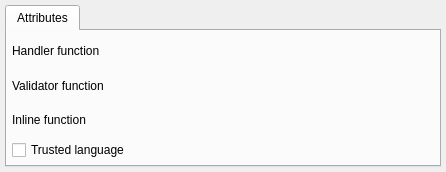
maniac787/pgmodeler, file libs/libgui/ui/dbobjects/languagewidget.ui: the form before one commit.
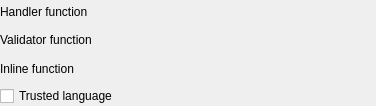
The form after the commit. Icons and pictures are not drawn.

Commit message: Refactor ViewWidget to use tabbed layout with modern UI patterns

The edit to the form file:
```diff
--- a/libs/libgui/ui/dbobjects/languagewidget.ui
+++ b/libs/libgui/ui/dbobjects/languagewidget.ui
@@ -6,10 +6,16 @@
    <rect>
     <x>0</x>
     <y>0</y>
-    <width>446</width>
-    <height>172</height>
+    <width>376</width>
+    <height>106</height>
    </rect>
   </property>
+  <property name="sizePolicy">
+   <sizepolicy hsizetype="Preferred" vsizetype="Preferred">
+    <horstretch>0</horstretch>
+    <verstretch>0</verstretch>
+   </sizepolicy>
+  </property>
   <property name="minimumSize">
    <size>
     <width>0</width>
@@ -17,49 +23,17 @@
    </size>
   </property>
   <layout class="QVBoxLayout" name="language_lt">
-   <property name="spacing">
-    <number>5</number>
-   </property>
    <property name="leftMargin">
-    <number>5</number>
+    <number>0</number>
    </property>
    <property name="topMargin">
-    <number>5</number>
+    <number>0</number>
    </property>
    <property name="rightMargin">
-    <number>5</number>
-   </property>
-   <property name="bottomMargin">
-    <number>5</number>
-   </property>
-   <item>
-    <widget class="QTabWidget" name="lang_attribs_tbw">
-     <property name="currentIndex">
       <number>0</number>
      </property>
-     <widget class="QWidget" name="attributes_tab">
-      <attribute name="icon">
-       <iconset resource="../../res/resources.qrc">
-        <normaloff>:/icons/icons/attribute.png</normaloff>:/icons/icons/attribute.png</iconset>
-      </attribute>
-      <attribute name="title">
-       <string>Attributes</string>
-      </attribute>
-      <layout class="QVBoxLayout" name="attributes_lt">
-       <property name="spacing">
-        <number>5</number>
-       </property>
-       <property name="leftMargin">
-        <number>5</number>
-       </property>
-       <property name="topMargin">
-        <number>5</number>
-       </property>
-       <property name="rightMargin">
-        <number>5</number>
-       </property>
        <property name="bottomMargin">
-        <number>5</number>
+    <number>0</number>
        </property>
        <item>
         <layout class="QVBoxLayout" name="func_handler_lt">
@@ -154,12 +128,6 @@
        </item>
       </layout>
      </widget>
-    </widget>
-   </item>
-  </layout>
- </widget>
- <resources>
-  <include location="../../res/resources.qrc"/>
- </resources>
+ <resources/>
  <connections/>
 </ui>
```
Lines whose indentation alone changed are shown as unchanged. The commit also changes 24 other files.
